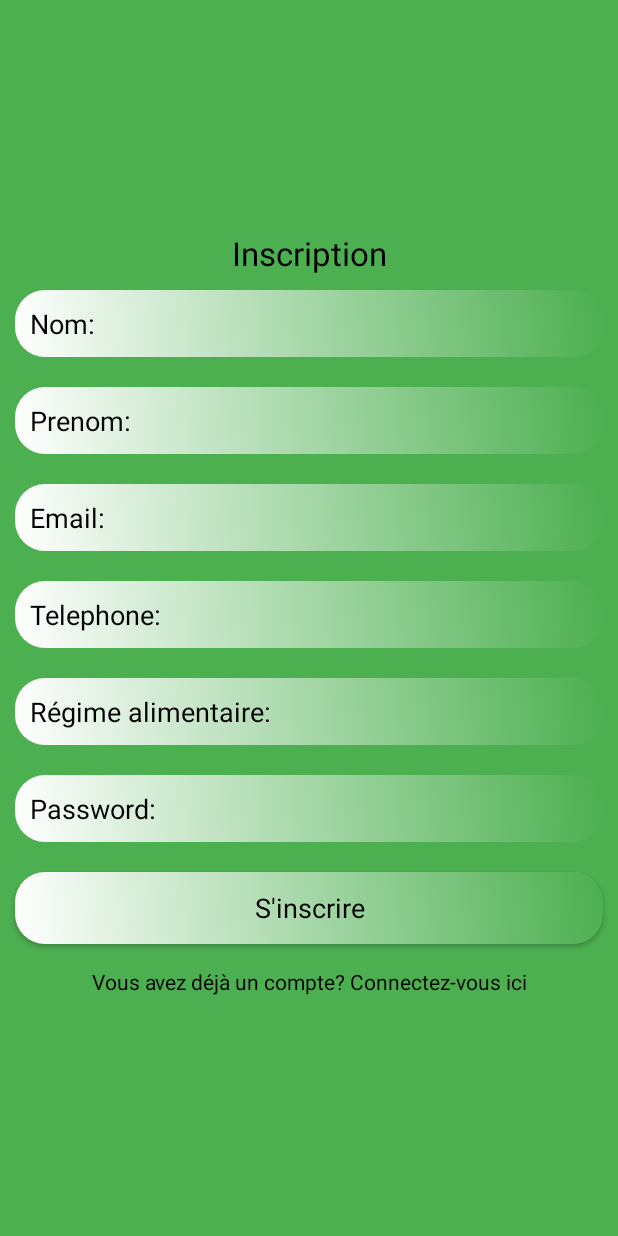
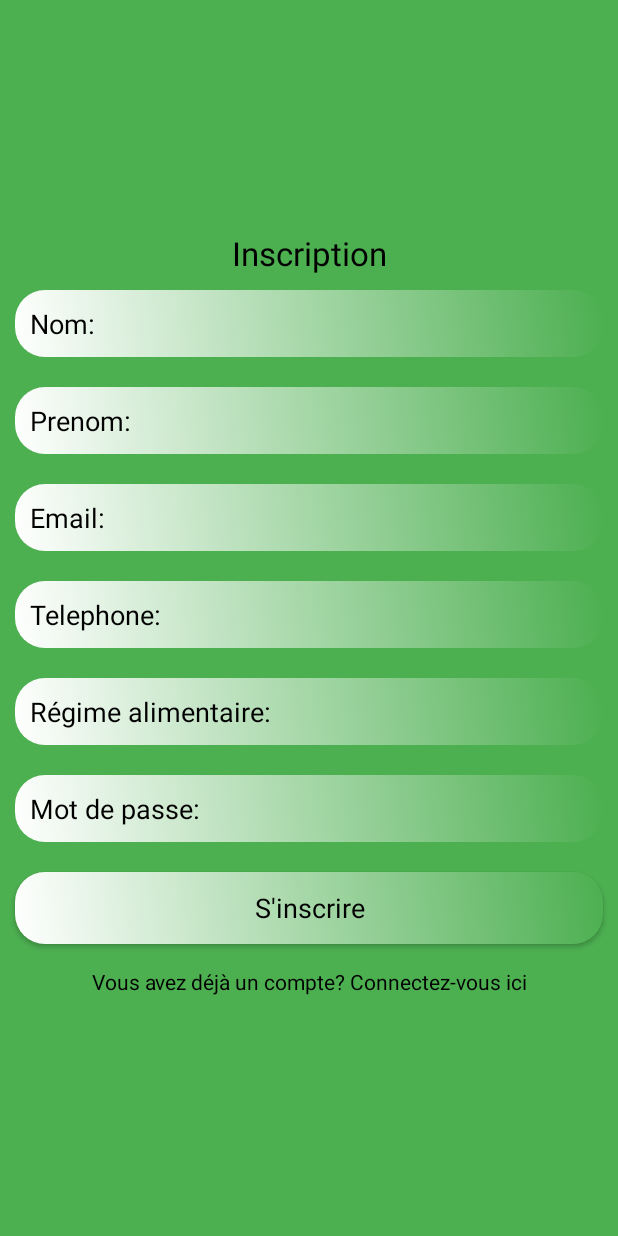
Before and after one commit to faresinside/M1_PDS_BuyUS_ByUs, an Android app: the RegistrationActivity screen opened directly, with no data from a screen before it, on a phone screen of 412 x 824 dp. Run offline under Robolectric (Android 15) with nearby library versions, the phone set to English and light mode, and no system bars; our stand-ins replace Firebase (no records; nobody signed in at launch, a user with empty details on screens opened directly); network calls fail.

Commit message:
EN to FR

```diff
--- a/app/src/main/res/layout/activity_registration.xml
+++ b/app/src/main/res/layout/activity_registration.xml
@@ -88,17 +88,16 @@
                 android:textColorHint="@android:color/black" />
 
             <EditText
+                android:id="@+id/password_reg"
                 android:layout_width="match_parent"
                 android:layout_height="wrap_content"
                 android:layout_margin="10dp"
-                android:hint="Password:"
                 android:background="@drawable/ed_design"
+                android:hint="Mot de passe:"
+                android:inputType="textPassword"
                 android:padding="10dp"
-                android:inputType="textPassword"
                 android:textColor="@android:color/black"
-                android:textColorHint="@android:color/black"
-                android:id="@+id/password_reg"
-                />
+                android:textColorHint="@android:color/black" />
 
             <Button
                 android:layout_width="match_parent"
```
